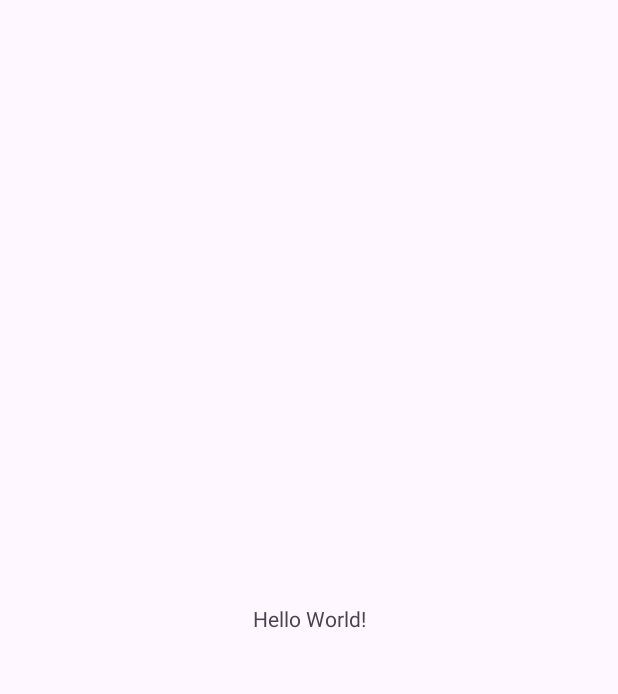
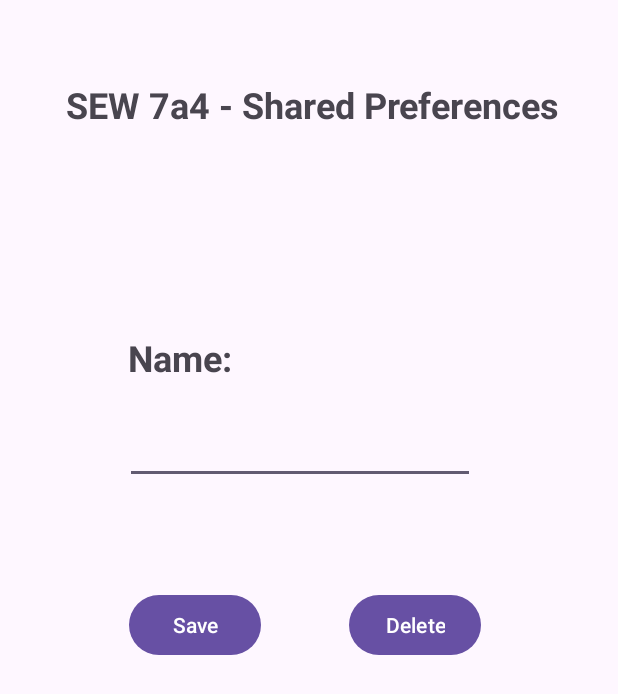
Before and after one commit to MfellnerDev/SEW-7a4-SharedPreferences, an Android app: the screen it shows after launch (MainActivity), on a phone screen of 412 x 824 dp. Before the commit the part shown is almost empty. Shown: the top 694 px of the screen. Run offline under Robolectric (Android 15) with nearby library versions, the phone set to English and light mode, and no system bars.

Commit message:
feat(layout): creating basic layout for app

```diff
--- a/app/src/main/res/layout/activity_main.xml
+++ b/app/src/main/res/layout/activity_main.xml
@@ -6,13 +6,86 @@
     android:layout_height="match_parent"
     tools:context=".MainActivity">
 
-    <TextView
+    <EditText
+        android:id="@+id/editTextText"
         android:layout_width="wrap_content"
         android:layout_height="wrap_content"
-        android:text="Hello World!"
+        android:layout_marginStart="83dp"
+        android:layout_marginTop="10dp"
+        android:layout_marginEnd="118dp"
+        android:layout_marginBottom="484dp"
+        android:ems="10"
+        android:inputType="text"
+        android:textSize="20sp"
+        android:textStyle="bold"
         app:layout_constraintBottom_toBottomOf="parent"
         app:layout_constraintEnd_toEndOf="parent"
+        app:layout_constraintHorizontal_bias="0.0"
+        app:layout_constraintStart_toStartOf="parent"
+        app:layout_constraintTop_toBottomOf="@+id/textView" />
+
+    <TextView
+        android:id="@+id/textView"
+        android:layout_width="wrap_content"
+        android:layout_height="wrap_content"
+        android:layout_marginStart="44dp"
+        android:layout_marginTop="36dp"
+        android:layout_marginEnd="36dp"
+        android:layout_marginBottom="162dp"
+        android:text="@string/app_title"
+        android:textSize="24sp"
+        android:textStyle="bold"
+        app:layout_constraintBottom_toTopOf="@+id/editTextText"
+        app:layout_constraintEnd_toEndOf="parent"
+        app:layout_constraintHorizontal_bias="0.0"
         app:layout_constraintStart_toStartOf="parent"
         app:layout_constraintTop_toTopOf="parent" />
 
+    <Button
+        android:id="@+id/button"
+        android:layout_width="wrap_content"
+        android:layout_height="wrap_content"
+        android:layout_marginStart="84dp"
+        android:layout_marginTop="70dp"
+        android:layout_marginBottom="344dp"
+        android:text="@string/button_save"
+        app:layout_constraintBottom_toBottomOf="parent"
+        app:layout_constraintEnd_toStartOf="@+id/button2"
+        app:layout_constraintHorizontal_bias="0.0"
+        app:layout_constraintStart_toStartOf="parent"
+        app:layout_constraintTop_toBottomOf="@+id/editTextText"
+        app:layout_constraintVertical_bias="0.0" />
+
+    <Button
+        android:id="@+id/button2"
+        android:layout_width="wrap_content"
+        android:layout_height="wrap_content"
+        android:layout_marginStart="57dp"
+        android:layout_marginTop="70dp"
+        android:layout_marginEnd="89dp"
+        android:layout_marginBottom="344dp"
+        android:text="@string/button_delete"
+        app:layout_constraintBottom_toBottomOf="parent"
+        app:layout_constraintEnd_toEndOf="parent"
+        app:layout_constraintStart_toEndOf="@+id/button"
+        app:layout_constraintTop_toBottomOf="@+id/editTextText"
+        app:layout_constraintVertical_bias="0.0" />
+
+    <TextView
+        android:id="@+id/textView2"
+        android:layout_width="wrap_content"
+        android:layout_height="wrap_content"
+        android:layout_marginStart="85dp"
+        android:layout_marginTop="110dp"
+        android:layout_marginEnd="267dp"
+        android:layout_marginBottom="20dp"
+        android:text="@string/name_input_text"
+        android:textSize="24sp"
+        android:textStyle="bold"
+        app:layout_constraintBottom_toTopOf="@+id/editTextText"
+        app:layout_constraintEnd_toEndOf="parent"
+        app:layout_constraintHorizontal_bias="0.0"
+        app:layout_constraintStart_toStartOf="parent"
+        app:layout_constraintTop_toBottomOf="@+id/textView"
+        app:layout_constraintVertical_bias="1.0" />
 </androidx.constraintlayout.widget.ConstraintLayout>
--- a/app/src/main/res/values/strings.xml
+++ b/app/src/main/res/values/strings.xml
@@ -1,3 +1,7 @@
 <resources>
     <string name="app_name">SEWSharedPreferences</string>
+    <string name="app_title">SEW 7a4 - Shared Preferences</string>
+    <string name="name_input_text">Name:</string>
+    <string name="button_save">Save</string>
+    <string name="button_delete">Delete</string>
 </resources>
```
